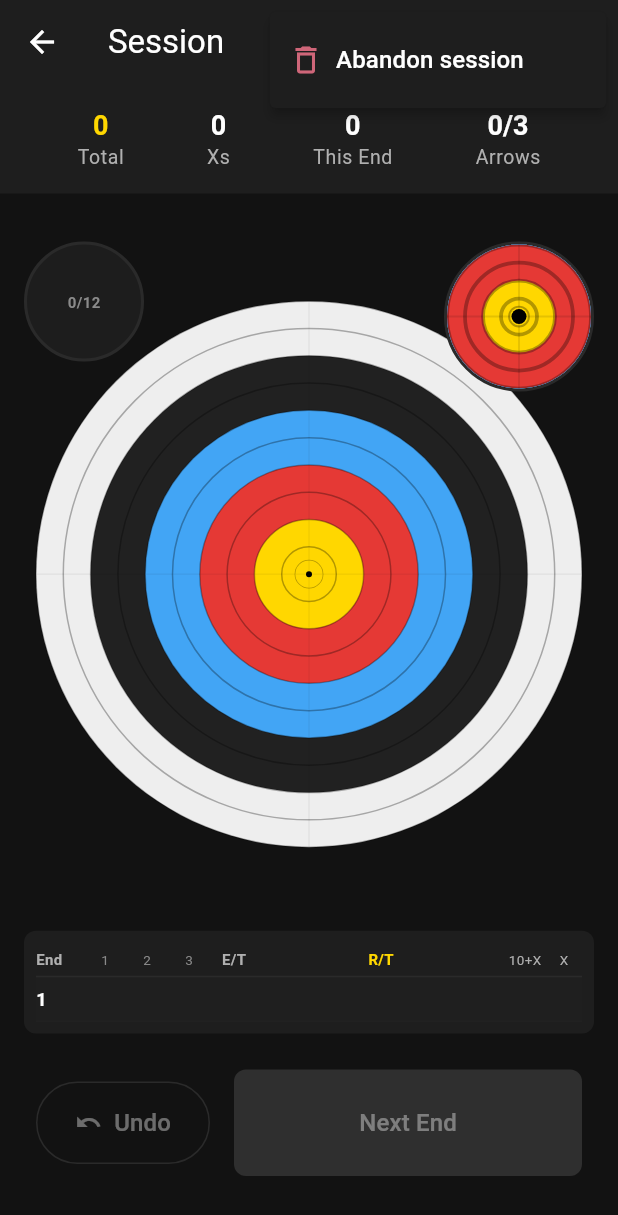
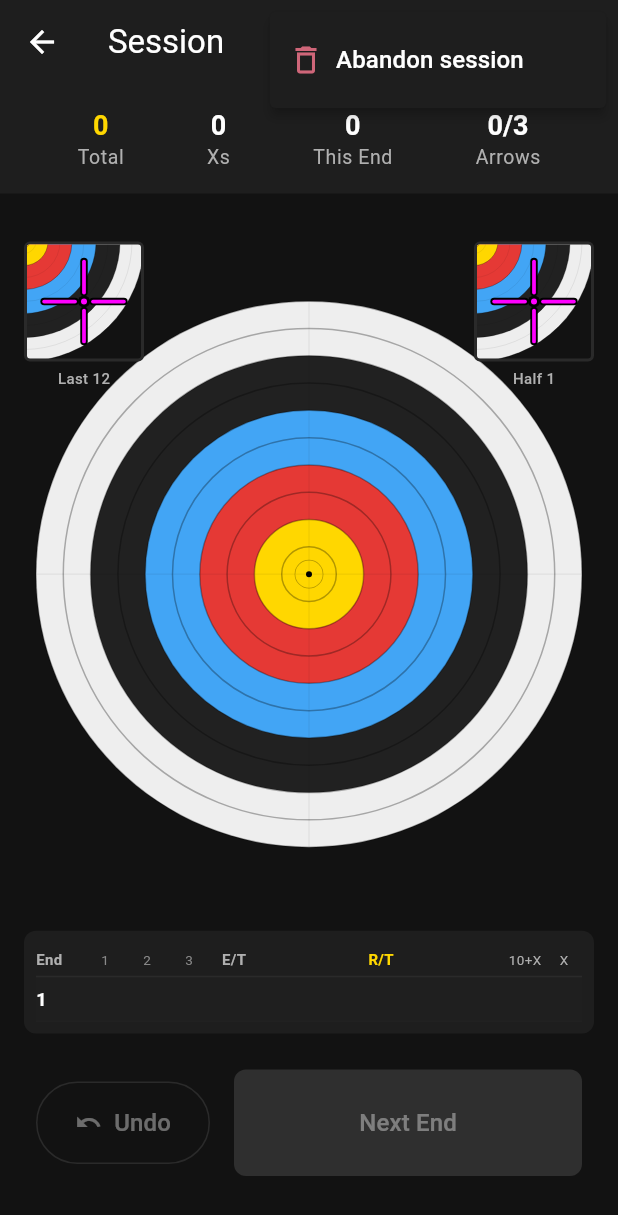
Before and after one commit to patrickhustonoly1996/archery-super-app, a Flutter app: the PlottingScreen screen opened directly, after a tap on the "more vert" icon, on a phone screen of 412 x 824 dp. Shown: the top 1215 px of the screen. Run offline on Flutter 3.47's test engine with Material 3 defaults, Android fonts, the phone set to English and light mode, and no system bars; our stand-ins replace csv, drift, drift_flutter, file_picker, firebase_auth, firebase_core and 3 more; missing offline and left inert: dart:html; accounts and stored records are empty; generated files the repository leaves out were written again.

Commit message:
Fix scores window display with group centre visualization
- Replace rolling average and mini target widgets with new GroupCentreWidget
- Show group centre with high-contrast magenta cross (not target centre)
- Top-left: rolling 12 arrow average, cross moves as arrows added
- Top-right: current half of round group centre
- No arrow impacts shown, just the group centre cross
- Minimum 2x zoom on all target views
- Auto-zoom based on most frequently used rings + 3 rings
- Add getCurrentHalfArrows() to SessionProvider

```diff
--- a/lib/providers/session_provider.dart
+++ b/lib/providers/session_provider.dart
@@ -334,6 +334,36 @@ class SessionProvider extends ChangeNotifier {
     return _currentEndArrows.where((a) => a.faceIndex == faceIndex).toList();
   }
 
+  /// Get arrows for the current half of the round
+  /// First half = ends 1 to totalEnds/2, Second half = remaining ends
+  Future<List<Arrow>> getCurrentHalfArrows() async {
+    if (_currentSession == null) return [];
+
+    final halfPoint = (totalEnds / 2).ceil();
+    final isSecondHalf = currentEndNumber > halfPoint;
+
+    final allArrows = <Arrow>[];
+
+    if (isSecondHalf) {
+      // Get arrows from second half ends
+      for (int i = halfPoint; i < _ends.length; i++) {
+        final endArrows = await _db.getArrowsForEnd(_ends[i].id);
+        allArrows.addAll(endArrows);
+      }
+    } else {
+      // Get arrows from first half ends
+      for (int i = 0; i < _ends.length && i < halfPoint; i++) {
+        final endArrows = await _db.getArrowsForEnd(_ends[i].id);
+        allArrows.addAll(endArrows);
+      }
+    }
+
+    // Add current end arrows
+    allArrows.addAll(_currentEndArrows);
+
+    return allArrows;
+  }
+
   /// Clear session state (for logout or reset)
   void clearSession() {
     _currentSession = null;
--- a/lib/screens/plotting_screen.dart
+++ b/lib/screens/plotting_screen.dart
@@ -4,7 +4,7 @@ import '../theme/app_theme.dart';
 import '../providers/session_provider.dart';
 import '../providers/equipment_provider.dart';
 import '../widgets/target_face.dart';
-import '../widgets/rolling_average_widget.dart';
+import '../widgets/group_centre_widget.dart';
 import '../widgets/scorecard_widget.dart';
 import '../widgets/shaft_selector_bottom_sheet.dart';
 import 'session_complete_screen.dart';
@@ -149,7 +149,7 @@ class PlottingScreen extends StatelessWidget {
                         ),
                       ),
 
-                      // Rolling 12-arrow average widget (top-left)
+                      // Rolling 12-arrow group centre (top-left)
                       Positioned(
                         top: AppSpacing.md,
                         left: AppSpacing.md,
@@ -157,47 +157,29 @@ class PlottingScreen extends StatelessWidget {
                           future: provider.getLastNArrows(12),
                           builder: (context, snapshot) {
                             final arrows = snapshot.data ?? [];
-                            return RollingAverageWidget(
+                            return GroupCentreWidget(
                               arrows: arrows,
-                              maxArrows: 12,
+                              label: 'Last 12',
                               size: 80,
                             );
                           },
                         ),
                       ),
 
-                      // Mini target overview (top-right) - zoomed to scoring zone
+                      // Current half group centre (top-right)
                       Positioned(
                         top: AppSpacing.md,
                         right: AppSpacing.md,
                         child: FutureBuilder(
-                          future: provider.getAllSessionArrows(),
+                          future: provider.getCurrentHalfArrows(),
                           builder: (context, snapshot) {
-                            final allArrows = snapshot.data ?? [];
-                            final isTriSpot = (provider.roundType?.faceCount ?? 1) == 3;
-                            const miniSize = 100.0;
-                            const zoomFactor = 2.5; // Show inner 40% of target
-                            return Container(
-                              width: miniSize,
-                              height: miniSize,
-                              decoration: BoxDecoration(
-                                shape: BoxShape.circle,
-                                border: Border.all(
-                                  color: AppColors.surfaceLight,
-                                  width: 2,
-                                ),
-                                color: AppColors.backgroundDark,
-                              ),
-                              child: ClipOval(
-                                child: Transform.scale(
-                                  scale: zoomFactor,
-                                  child: TargetFace(
-                                    arrows: allArrows,
-                                    size: miniSize,
-                                    triSpot: isTriSpot,
-                                  ),
-                                ),
-                              ),
+                            final halfArrows = snapshot.data ?? [];
+                            final halfPoint = (provider.totalEnds / 2).ceil();
+                            final isSecondHalf = provider.currentEndNumber > halfPoint;
+                            return GroupCentreWidget(
+                              arrows: halfArrows,
+                              label: isSecondHalf ? 'Half 2' : 'Half 1',
+                              size: 80,
                             );
                           },
                         ),
--- a/lib/utils/smart_zoom.dart
+++ b/lib/utils/smart_zoom.dart
@@ -6,46 +6,45 @@ class SmartZoom {
   /// Minimum arrows needed for smart zoom calibration
   static const int minCalibrationArrows = 12;
 
-  /// Calculate the optimal zoom factor based on historical arrow grouping
-  /// Returns a factor representing the fraction of the target to show
+  /// Minimum zoom factor - always start with at least 2x
+  static const double minZoom = 2.0;
+
+  /// Calculate the optimal zoom factor based on most frequently used rings + 3 rings
+  /// Returns a zoom factor (minimum 2x)
   static double calculateZoomFactor(List<Arrow> arrows, {required bool isIndoor}) {
-    // Default zoom if insufficient data
+    // Default zoom if insufficient data - use minimum 2x
     if (arrows.length < minCalibrationArrows) {
-      return 3.0; // Show ~1/3 of target
+      return minZoom;
     }
 
-    // Calculate typical scoring ring range
-    final scores = arrows.map((a) => a.score).toList();
-    scores.sort();
-
-    // Use middle 80% of scores to determine typical range (ignore outliers)
-    final startIdx = (scores.length * 0.1).floor();
-    final endIdx = (scores.length * 0.9).ceil();
-    final typicalScores = scores.sublist(startIdx, endIdx);
-
-    if (typicalScores.isEmpty) {
-      return 3.0;
+    // Count score frequency to find most commonly used rings
+    final scoreCounts = <int, int>{};
+    for (final arrow in arrows) {
+      scoreCounts[arrow.score] = (scoreCounts[arrow.score] ?? 0) + 1;
     }
 
-    final minScore = typicalScores.first;
+    // Find most frequent score
+    int mostFrequentScore = 10;
+    int maxCount = 0;
+    for (final entry in scoreCounts.entries) {
+      if (entry.value > maxCount) {
+        maxCount = entry.value;
+        mostFrequentScore = entry.key;
+      }
+    }
 
-    // Calculate radius of typical grouping area
-    // minScore (worst shot in typical range) determines the outer boundary
-    final maxRadius = _scoreToNormalizedRadius(minScore);
+    // Calculate radius of most frequent scoring ring
+    final baseRadius = _scoreToNormalizedRadius(mostFrequentScore);
 
-    // Add padding: indoor +2 rings, outdoor +3 rings
-    final paddingRings = isIndoor ? 2 : 3;
-    final paddingRadius = paddingRings * 0.1;
-
-    final groupingRadius = maxRadius + paddingRadius;
+    // Add 3 rings padding (each ring = 0.1 of radius)
+    final paddedRadius = baseRadius + 0.3;
 
     // Calculate zoom to show this area
-    // If grouping radius is 0.5, we want to zoom 2x to fill the view
-    // Formula: zoom = 1 / (groupingRadius)
-    final calculatedZoom = 1.0 / groupingRadius.clamp(0.2, 1.0);
+    // If padded radius is 0.5, we want to zoom 2x to fill the view
+    final calculatedZoom = 1.0 / paddedRadius.clamp(0.2, 1.0);
 
-    // Clamp between 1.5x and 6x
-    return calculatedZoom.clamp(1.5, 6.0);
+    // Ensure minimum 2x zoom, maximum 6x
+    return calculatedZoom.clamp(minZoom, 6.0);
   }
 
   /// Convert score (1-10, X=10) to normalized radius from center
--- /dev/null
+++ b/lib/widgets/group_centre_widget.dart
@@ -0,0 +1,337 @@
+import 'dart:math' as math;
+
+import 'package:flutter/material.dart';
+import '../theme/app_theme.dart';
+import '../db/database.dart';
+
+/// Shows the group centre of a set of arrows with a high-contrast cross
+/// The cross indicates where the group centre is, NOT the target centre
+/// No individual arrow impacts are shown - just the group centre
+class GroupCentreWidget extends StatelessWidget {
+  final List<Arrow> arrows;
+  final String label;
+  final double size;
+  final double minZoom;
+
+  const GroupCentreWidget({
+    super.key,
+    required this.arrows,
+    required this.label,
+    this.size = 80,
+    this.minZoom = 2.0,
+  });
+
+  /// Calculate zoom factor based on most frequently used rings + 3 rings
+  double _calculateAutoZoom() {
+    if (arrows.isEmpty) return minZoom;
+
+    // Count score frequency
+    final scoreCounts = <int, int>{};
+    for (final arrow in arrows) {
+      scoreCounts[arrow.score] = (scoreCounts[arrow.score] ?? 0) + 1;
+    }
+
+    // Find most frequent score
+    int mostFrequentScore = 10;
+    int maxCount = 0;
+    for (final entry in scoreCounts.entries) {
+      if (entry.value > maxCount) {
+        maxCount = entry.value;
+        mostFrequentScore = entry.key;
+      }
+    }
+
+    // Convert score to radius and add 3 rings padding
+    final baseRadius = _scoreToRadius(mostFrequentScore);
+    final paddedRadius = baseRadius + 0.3; // +3 rings (each ring = 0.1)
+
+    // Calculate zoom to show this area (clamped to fit)
+    final calculatedZoom = 1.0 / paddedRadius.clamp(0.2, 1.0);
+
+    // Ensure minimum 2x zoom
+    return math.max(calculatedZoom, minZoom);
+  }
+
+  /// Convert score to normalized radius
+  double _scoreToRadius(int score) {
+    if (score >= 10) return TargetRings.ring10;
+    if (score == 9) return TargetRings.ring9;
+    if (score == 8) return TargetRings.ring8;
+    if (score == 7) return TargetRings.ring7;
+    if (score == 6) return TargetRings.ring6;
+    if (score == 5) return TargetRings.ring5;
+    if (score == 4) return TargetRings.ring4;
+    if (score == 3) return TargetRings.ring3;
+    if (score == 2) return TargetRings.ring2;
+    return TargetRings.ring1;
+  }
+
+  @override
+  Widget build(BuildContext context) {
+    final zoomFactor = _calculateAutoZoom();
+
+    // Calculate group centre
+    double avgX = 0;
+    double avgY = 0;
+    if (arrows.isNotEmpty) {
+      for (final arrow in arrows) {
+        avgX += arrow.x;
+        avgY += arrow.y;
+      }
+      avgX /= arrows.length;
+      avgY /= arrows.length;
+    }
+
+    return Column(
+      mainAxisSize: MainAxisSize.min,
+      children: [
+        // Square container with target and group centre cross
+        Container(
+          width: size,
+          height: size,
+          decoration: BoxDecoration(
+            borderRadius: BorderRadius.circular(4),
+            border: Border.all(color: AppColors.surfaceLight, width: 2),
+            color: AppColors.backgroundDark,
+          ),
+          child: ClipRRect(
+            borderRadius: BorderRadius.circular(2),
+            child: Stack(
+              children: [
+                // Zoomed target face (centred on group centre, not target centre)
+                if (arrows.isNotEmpty)
+                  _ZoomedTargetView(
+                    size: size,
+                    zoomFactor: zoomFactor,
+                    groupCentreX: avgX,
+                    groupCentreY: avgY,
+                  )
+                else
+                  // Empty state - show target centred normally
+                  _ZoomedTargetView(
+                    size: size,
+                    zoomFactor: zoomFactor,
+                    groupCentreX: 0,
+                    groupCentreY: 0,
+                  ),
+
+                // High contrast cross at centre of view (which IS the group centre)
+                CustomPaint(
+                  size: Size(size, size),
+                  painter: _GroupCentreCrossPainter(),
+                ),
+              ],
+            ),
+          ),
+        ),
+
+        const SizedBox(height: 4),
+
+        // Label
+        Text(
+          arrows.isEmpty ? label : '$label (${arrows.length})',
+          style: TextStyle(
+            color: AppColors.textSecondary,
+            fontSize: 10,
+            fontWeight: FontWeight.w500,
+          ),
+        ),
+      ],
+    );
+  }
+}
+
+/// Paints the target face zoomed and centred on a specific point
+class _ZoomedTargetView extends StatelessWidget {
+  final double size;
+  final double zoomFactor;
+  final double groupCentreX;
+  final double groupCentreY;
+
+  const _ZoomedTargetView({
+    required this.size,
+    required this.zoomFactor,
+    required this.groupCentreX,
+    required this.groupCentreY,
+  });
+
+  @override
+  Widget build(BuildContext context) {
+    // The target needs to be offset so that the group centre appears at the view centre
+    // In normalized coords, group centre is at (groupCentreX, groupCentreY)
+    // We need to translate the target so this point is at (0, 0) of the view
+
+    final targetSize = size * zoomFactor;
+    final halfViewSize = size / 2;
+    final halfTargetSize = targetSize / 2;
+
+    // Calculate offset to centre the group centre in the view
+    // groupCentreX/Y are in normalized coords (-1 to 1)
+    // Convert to pixel offset: multiply by half the zoomed target size
+    final offsetX = -groupCentreX * halfTargetSize;
+    final offsetY = -groupCentreY * halfTargetSize;
+
+    return OverflowBox(
+      maxWidth: targetSize,
+      maxHeight: targetSize,
+      child: Transform.translate(
+        offset: Offset(
+          offsetX + halfViewSize - halfTargetSize,
+          offsetY + halfViewSize - halfTargetSize,
+        ),
+        child: CustomPaint(
+          size: Size(targetSize, targetSize),
+          painter: _MiniTargetPainter(),
+        ),
+      ),
+    );
+  }
+}
+
+/// Paints a simplified target face
+class _MiniTargetPainter extends CustomPainter {
+  @override
+  void paint(Canvas canvas, Size size) {
+    final center = Offset(size.width / 2, size.height / 2);
+    final radius = size.width / 2;
+
+    // Draw rings from outside in
+    final rings = [
+      (1.0, AppColors.ring1), // 1-2 white
+      (TargetRings.ring3, AppColors.ring3), // 3-4 black
+      (TargetRings.ring5, AppColors.ring5), // 5-6 blue
+      (TargetRings.ring7, AppColors.ring7), // 7-8 red
+      (TargetRings.ring9, AppColors.ring9), // 9-10 gold
+      (TargetRings.x, AppColors.ringX), // X
+    ];
+
+    for (final ring in rings) {
+      final ringRadius = ring.$1 * radius;
+      final paint = Paint()
+        ..color = ring.$2
+        ..style = PaintingStyle.fill;
+      canvas.drawCircle(center, ringRadius, paint);
+    }
+
+    // Draw ring lines
+    final linePaint = Paint()
+      ..color = Colors.black.withValues(alpha: 0.3)
+      ..style = PaintingStyle.stroke
+      ..strokeWidth = 0.5;
+
+    for (final ring in rings) {
+      canvas.drawCircle(center, ring.$1 * radius, linePaint);
+    }
+
+    // Draw individual ring boundaries for accuracy
+    final allBoundaries = [
+      TargetRings.ring1,
+      TargetRings.ring2,
+      TargetRings.ring3,
+      TargetRings.ring4,
+      TargetRings.ring5,
+      TargetRings.ring6,
+      TargetRings.ring7,
+      TargetRings.ring8,
+      TargetRings.ring9,
+      TargetRings.ring10,
+      TargetRings.x,
+    ];
+
+    final thinLinePaint = Paint()
+      ..color = Colors.black.withValues(alpha: 0.15)
+      ..style = PaintingStyle.stroke
+      ..strokeWidth = 0.3;
+
+    for (final boundary in allBoundaries) {
+      canvas.drawCircle(center, boundary * radius, thinLinePaint);
+    }
+  }
+
+  @override
+  bool shouldRepaint(covariant CustomPainter oldDelegate) => false;
+}
+
+/// High contrast cross to mark the group centre
+/// Uses thick black outline with bright inner color for visibility on any background
+class _GroupCentreCrossPainter extends CustomPainter {
+  @override
+  void paint(Canvas canvas, Size size) {
+    final center = Offset(size.width / 2, size.height / 2);
+
+    // Thick black outline for contrast
+    final outlinePaint = Paint()
+      ..color = Colors.black
+      ..strokeWidth = 5
+      ..style = PaintingStyle.stroke
+      ..strokeCap = StrokeCap.round;
+
+    // Bright magenta inner line - high visibility
+    final crossPaint = Paint()
+      ..color = const Color(0xFFFF00FF)
+      ..strokeWidth = 2.5
+      ..style = PaintingStyle.stroke
+      ..strokeCap = StrokeCap.round;
+
+    // Cross dimensions - spans most of the widget
+    final armLength = size.width * 0.35;
+    const gapSize = 6.0;
+
+    // Vertical line (with gap)
+    canvas.drawLine(
+      Offset(center.dx, center.dy - armLength),
+      Offset(center.dx, center.dy - gapSize),
+      outlinePaint,
+    );
+    canvas.drawLine(
+      Offset(center.dx, center.dy + gapSize),
+      Offset(center.dx, center.dy + armLength),
+      outlinePaint,
+    );
+    canvas.drawLine(
+      Offset(center.dx, center.dy - armLength),
+      Offset(center.dx, center.dy - gapSize),
+      crossPaint,
+    );
+    canvas.drawLine(
+      Offset(center.dx, center.dy + gapSize),
+      Offset(center.dx, center.dy + armLength),
+      crossPaint,
+    );
+
+    // Horizontal line (with gap)
+    canvas.drawLine(
+      Offset(center.dx - armLength, center.dy),
+      Offset(center.dx - gapSize, center.dy),
+      outlinePaint,
+    );
+    canvas.drawLine(
+      Offset(center.dx + gapSize, center.dy),
+      Offset(center.dx + armLength, center.dy),
+      outlinePaint,
+    );
+    canvas.drawLine(
+      Offset(center.dx - armLength, center.dy),
+      Offset(center.dx - gapSize, center.dy),
+      crossPaint,
+    );
+    canvas.drawLine(
+      Offset(center.dx + gapSize, center.dy),
+      Offset(center.dx + armLength, center.dy),
+      crossPaint,
+    );
+
+    // Centre dot
+    final dotOutlinePaint = Paint()
+      ..color = Colors.black
+      ..style = PaintingStyle.fill;
+    final dotPaint = Paint()
+      ..color = const Color(0xFFFF00FF)
+      ..style = PaintingStyle.fill;
+    canvas.drawCircle(center, 4, dotOutlinePaint);
+    canvas.drawCircle(center, 2, dotPaint);
+  }
+
+  @override
+  bool shouldRepaint(covariant CustomPainter oldDelegate) => false;
+}
```
